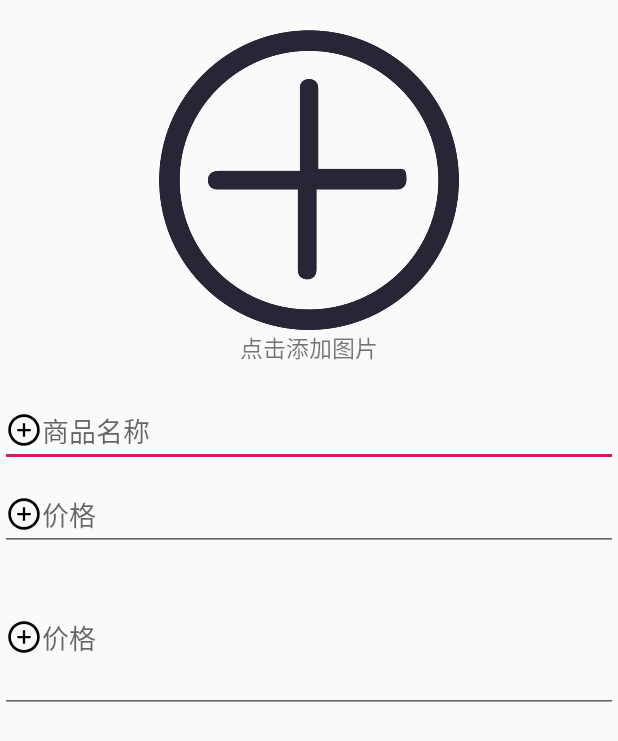
After one commit to suiyi142/FoodOrderMobile, an Android app: the BusinessAddGoodsActivity screen opened directly, with no data from a screen before it, on a phone screen of 412 x 824 dp. The commit adds this screen. Shown: the top 741 px of the screen. Run offline under Robolectric (Android 15) with nearby library versions, the phone set to English and light mode, and no system bars.

Commit message:
business add goods ui 商家增加商品界面

```diff
--- a/app/src/main/AndroidManifest.xml
+++ b/app/src/main/AndroidManifest.xml
@@ -25,7 +25,8 @@
         <activity android:name=".view.activity.BusinessRegisterActivity" />
         <activity android:name=".view.activity.BusinessActivity" />
         <activity android:name=".view.activity.UserActivity" />
-        <activity android:name=".view.activity.UserFoodActivity"></activity>
+        <activity android:name=".view.activity.UserFoodActivity" />
+        <activity android:name=".view.activity.BusinessAddGoodsActivity"></activity>
     </application>
 
 </manifest>
--- /dev/null
+++ b/app/src/main/java/mobile/fom/com/foodordermobile/view/activity/BusinessAddGoodsActivity.java
@@ -0,0 +1,33 @@
+package mobile.fom.com.foodordermobile.view.activity;
+
+import android.content.Context;
+import android.content.Intent;
+import android.support.v7.app.AppCompatActivity;
+import android.os.Bundle;
+
+import mobile.fom.com.foodordermobile.R;
+import mobile.fom.com.foodordermobile.bean.Business;
+
+public class BusinessAddGoodsActivity extends AppCompatActivity {
+
+    private Business business;
+
+    @Override
+    protected void onCreate(Bundle savedInstanceState) {
+        super.onCreate(savedInstanceState);
+        setContentView(R.layout.activity_business_add_goods);
+        initData();
+    }
+
+    private void initData() {
+        Intent intent = getIntent();
+        business = (Business) intent.getSerializableExtra("business");
+    }
+
+    public static void startActivity(Context context, Business business) {
+        Intent intent = new Intent(context, BusinessAddGoodsActivity.class);
+        intent.putExtra("business", business);
+        context.startActivity(intent);
+
+    }
+}
--- a/app/src/main/java/mobile/fom/com/foodordermobile/view/activity/BusinessLoginActivity.java
+++ b/app/src/main/java/mobile/fom/com/foodordermobile/view/activity/BusinessLoginActivity.java
@@ -161,6 +161,7 @@ public class BusinessLoginActivity extends App implements IBusinessLoginView, Vi
                 ToastUtil.showToast(BusinessLoginActivity.this, "登陆成功");
                 Log.i(TAG, business.toString());
                 BusinessActivity.startActivity(BusinessLoginActivity.this, business);
+                BusinessLoginActivity.this.finish();
             }
         });
 
--- a/app/src/main/java/mobile/fom/com/foodordermobile/view/fragment/BusinessOrderOldFragment.java
+++ b/app/src/main/java/mobile/fom/com/foodordermobile/view/fragment/BusinessOrderOldFragment.java
@@ -14,6 +14,7 @@ import android.view.ViewGroup;
 
 import java.util.ArrayList;
 import java.util.List;
+import java.util.Objects;
 
 import mobile.fom.com.foodordermobile.R;
 import mobile.fom.com.foodordermobile.adapter.BusinessOrderAdapter;
@@ -84,7 +85,7 @@ public class BusinessOrderOldFragment extends Fragment implements IBusinessOrder
      */
     @Override
     public void showOrder(final List<Order> newOrderList) {
-        getActivity().runOnUiThread(new Runnable() {
+        Objects.requireNonNull(getActivity()).runOnUiThread(new Runnable() {
             @Override
             public void run() {
                 if (srl_business_order_old.isRefreshing())
@@ -104,7 +105,7 @@ public class BusinessOrderOldFragment extends Fragment implements IBusinessOrder
      */
     @Override
     public void showError(final String msg) {
-        getActivity().runOnUiThread(new Runnable() {
+        Objects.requireNonNull(getActivity()).runOnUiThread(new Runnable() {
             @Override
             public void run() {
                 ToastUtil.showToast(BusinessOrderOldFragment.this.getContext(), msg);
--- /dev/null
+++ b/app/src/main/res/layout/activity_business_add_goods.xml
@@ -0,0 +1,54 @@
+<?xml version="1.0" encoding="utf-8"?>
+<RelativeLayout xmlns:android="http://schemas.android.com/apk/res/android"
+    xmlns:tools="http://schemas.android.com/tools"
+    android:layout_width="match_parent"
+    android:layout_height="match_parent"
+    tools:context=".view.activity.BusinessAddGoodsActivity">
+
+    <ImageView
+        android:id="@+id/iv_business_add"
+        android:layout_width="300dp"
+        android:layout_height="200dp"
+        android:layout_centerHorizontal="true"
+        android:layout_marginTop="20dp"
+        android:src="@drawable/add" />
+
+    <TextView
+        android:id="@+id/tv_business_add"
+        android:layout_width="wrap_content"
+        android:layout_height="wrap_content"
+        android:layout_below="@+id/iv_business_add"
+        android:layout_centerHorizontal="true"
+        android:text="点击添加图片"
+        android:textSize="15sp" />
+
+    <EditText
+        android:id="@+id/et_business_add_name"
+        android:layout_width="match_parent"
+        android:layout_height="wrap_content"
+        android:layout_below="@+id/tv_business_add"
+        android:layout_marginTop="20dp"
+        android:drawableLeft="@drawable/ic_add_circle"
+        android:hint="商品名称" />
+
+    <EditText
+        android:id="@+id/et_business_add_price"
+        android:inputType="number"
+        android:layout_width="match_parent"
+        android:layout_height="wrap_content"
+        android:layout_below="@+id/et_business_add_name"
+        android:layout_marginTop="8dp"
+        android:drawableLeft="@drawable/ic_add_circle"
+        android:hint="价格" />
+
+    <EditText
+        android:id="@+id/et_business_add_other"
+        android:layout_width="match_parent"
+        android:layout_height="100dp"
+        android:maxLines="3"
+        android:layout_below="@+id/et_business_add_price"
+        android:layout_marginTop="8dp"
+        android:drawableLeft="@drawable/ic_add_circle"
+        android:hint="价格" />
+
+</RelativeLayout>
--- a/app/src/main/res/layout/activity_user.xml
+++ b/app/src/main/res/layout/activity_user.xml
@@ -1,6 +1,5 @@
 <?xml version="1.0" encoding="utf-8"?>
 <android.support.v4.widget.DrawerLayout xmlns:android="http://schemas.android.com/apk/res/android"
-    xmlns:app="http://schemas.android.com/apk/res-auto"
     xmlns:tools="http://schemas.android.com/tools"
     android:layout_width="match_parent"
     android:layout_height="match_parent"
--- a/app/src/main/res/layout/dialog_password.xml
+++ b/app/src/main/res/layout/dialog_password.xml
@@ -14,6 +14,7 @@
         android:layout_marginLeft="16dp"
         android:layout_marginTop="8dp"
         android:layout_marginRight="16dp"
+        android:text="admin"
         android:layout_marginBottom="8dp"
         android:background="@drawable/edit_style"
         android:drawablePadding="16dp"
--- a/app/src/main/res/values/strings.xml
+++ b/app/src/main/res/values/strings.xml
@@ -23,4 +23,7 @@
     <string name="name_hint">请输入姓名</string>
     <string name="order_history">历史订单</string>
     <string name="order_now">实时订单</string>
+
+    <!-- TODO: Remove or change this placeholder text -->
+    <string name="hello_blank_fragment">Hello blank fragment</string>
 </resources>
```
Also changed, not shown: app/src/main/java/mobile/fom/com/foodordermobile/view/activity/BusinessActivity.java (+34 -2 lines), app/src/main/java/mobile/fom/com/foodordermobile/view/fragment/BusinessOrderNowFragment.java (+9 -4 lines), app/src/main/res/layout/activity_business.xml (+14 -3 lines), app/src/main/res/layout/layout_business_left.xml (added, +43 -0 lines), app/src/main/java/mobile/fom/com/foodordermobile/bean/Goods.java (line endings or trailing spaces).
